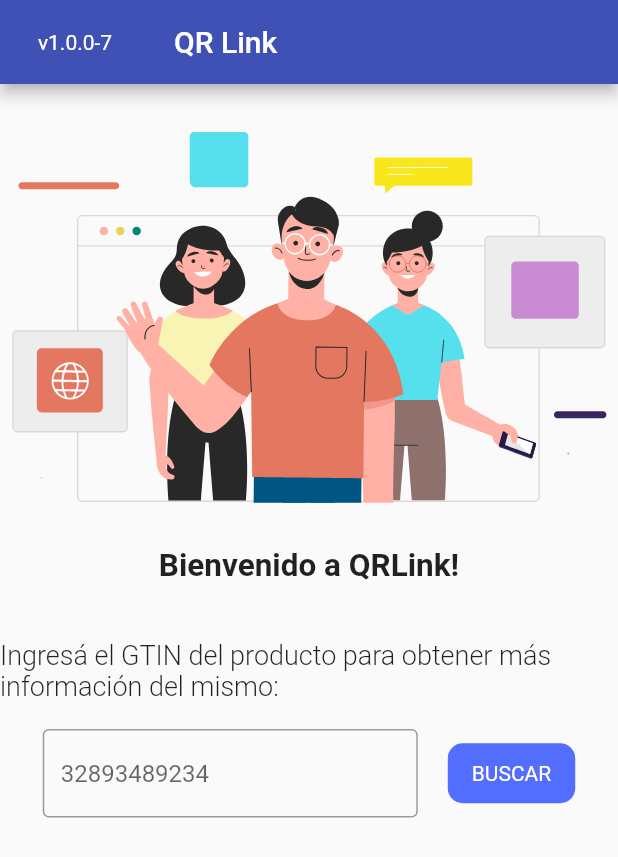
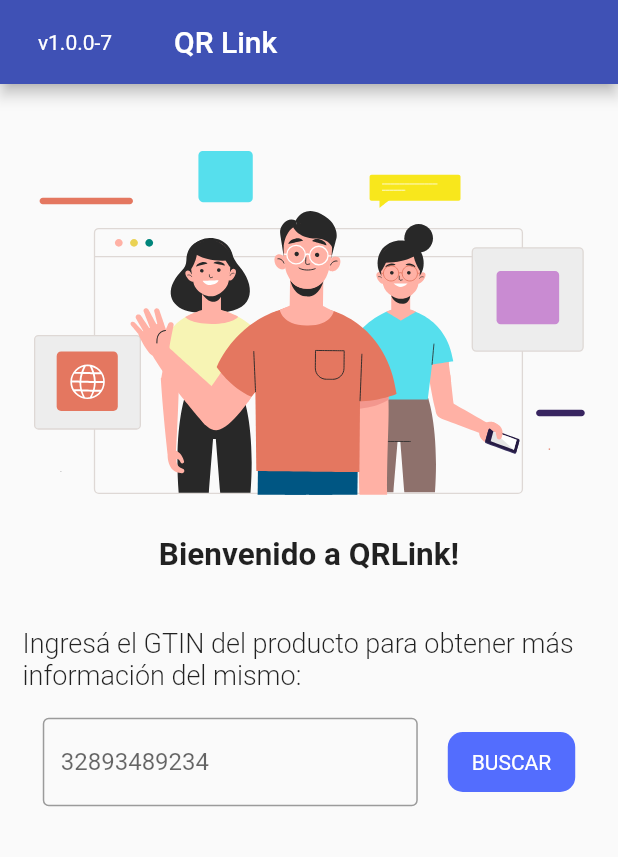
Before and after one commit to 3ettilina/qrlink-front, a Flutter app: the screen it shows after launch, on a phone screen of 412 x 824 dp. Shown: the top 857 px of the screen. Run offline on Flutter 3.47's test engine with Material 2 defaults, Android fonts, the phone set to English and light mode, and no system bars; drawn by our look-alikes of lottie; our stand-ins replace dio, package_info_plus; missing offline and left inert: dart:html, dart:js, devicelocale.

Commit message:
scroll and padding

```diff
--- a/lib/presentation/search_product/search_product_view.dart
+++ b/lib/presentation/search_product/search_product_view.dart
@@ -10,8 +10,12 @@ class SearchProductView extends StatelessWidget {
 
   @override
   Widget build(BuildContext context) {
-    return Center(
-      child: SizedBox(
+    return ListView(
+      scrollDirection: Axis.vertical,
+      children: [
+        Center(
+          child: Container(
+            padding: const EdgeInsets.all(15),
             width: 500,
             child: Column(
               children: [
@@ -40,7 +44,8 @@ class SearchProductView extends StatelessWidget {
                       child: TextField(
                         controller: _controller,
                         decoration: const InputDecoration(
-                        border: OutlineInputBorder(), hintText: '32893489234'),
+                            border: OutlineInputBorder(),
+                            hintText: '32893489234'),
                       ),
                     ),
                     const SizedBox(
@@ -69,6 +74,8 @@ class SearchProductView extends StatelessWidget {
               ],
             ),
           ),
+        ),
+      ],
     );
   }
 }
```
Also changed, not shown: lib/presentation/product_details/product_details_view.dart (+8 -2 lines). Lines whose indentation alone changed are shown as unchanged.
